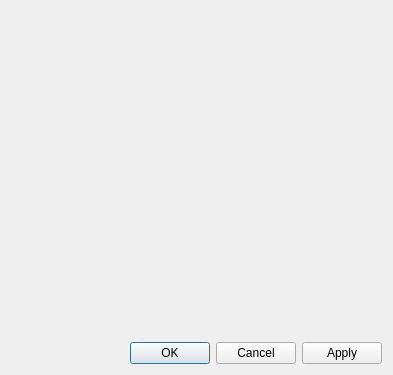
Qt form Qt/Components/Resources/UI/pqProxyWidgetDialog.ui (Kitware/ParaView) before a commit.
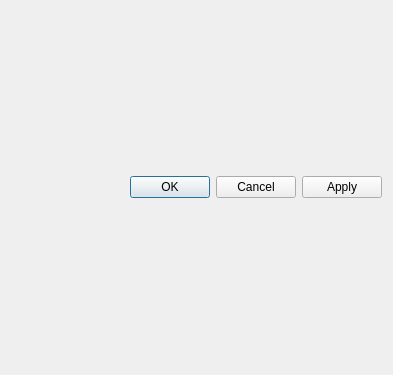
The same form after that commit.

Commit message:
Improve the scroll area size in pqProxyWidgetDialog
The pqProxyWidgetDialog is populated by a pqProxyWidget which can take any
size. Having a simple default size isn't very robust as the dialog is
used at different places with different pqProxyWidget.
To find the dialog size, we display it offscreen so we can resize it after.

```diff
--- a/Qt/Components/Resources/UI/pqProxyWidgetDialog.ui
+++ b/Qt/Components/Resources/UI/pqProxyWidgetDialog.ui
@@ -13,27 +13,7 @@
   <property name="windowTitle">
    <string>Dialog</string>
   </property>
-  <layout class="QVBoxLayout" name="verticalLayout">
-   <item>
-    <widget class="QScrollArea" name="scrollArea">
-     <property name="frameShape">
-      <enum>QFrame::NoFrame</enum>
-     </property>
-     <property name="widgetResizable">
-      <bool>true</bool>
-     </property>
-     <widget class="QWidget" name="scrollAreaWidgetContents">
-      <property name="geometry">
-       <rect>
-        <x>0</x>
-        <y>0</y>
-        <width>375</width>
-        <height>324</height>
-       </rect>
-      </property>
-     </widget>
-    </widget>
-   </item>
+  <layout class="QVBoxLayout" name="Layout">
    <item>
     <widget class="QDialogButtonBox" name="buttonBox">
      <property name="orientation">
```
The commit also changes 1 other file.
